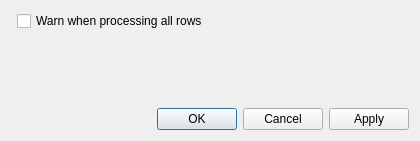
This is Code/Mantid/MantidQt/CustomInterfaces/inc/MantidQtCustomInterfaces/ReflOptionsDialog.ui in mantidproject/mantid as Qt 5 draws it before an edit. The edited form follows.
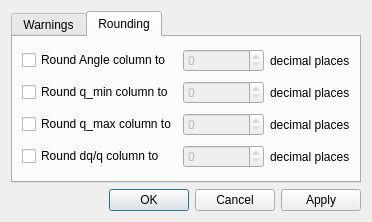
This is the edited form. The open tabs and pages were chosen to show the change.

Commit message:
Refs #10347 Add rounding options
Users may now individually specify what level of rounding is applied to
the angle, qmin, qmax, and resolution columns.

```diff
--- a/Code/Mantid/MantidQt/CustomInterfaces/inc/MantidQtCustomInterfaces/ReflOptionsDialog.ui
+++ b/Code/Mantid/MantidQt/CustomInterfaces/inc/MantidQtCustomInterfaces/ReflOptionsDialog.ui
@@ -6,8 +6,8 @@
    <rect>
     <x>0</x>
     <y>0</y>
-    <width>420</width>
-    <height>141</height>
+    <width>372</width>
+    <height>222</height>
    </rect>
   </property>
   <property name="sizePolicy">
@@ -21,15 +21,116 @@
   </property>
   <layout class="QVBoxLayout" name="verticalLayout">
    <item>
-    <layout class="QFormLayout" name="formLayout">
-     <item row="0" column="1">
-      <widget class="QCheckBox" name="checkWarnProcessAll">
-       <property name="text">
-        <string>Warn when processing all rows</string>
-       </property>
-      </widget>
-     </item>
-    </layout>
+    <widget class="QTabWidget" name="tabWidget">
+     <property name="currentIndex">
+      <number>0</number>
+     </property>
+     <widget class="QWidget" name="tabWarnings">
+      <attribute name="title">
+       <string>Warnings</string>
+      </attribute>
+      <layout class="QFormLayout" name="formLayout">
+       <item row="0" column="0">
+        <widget class="QCheckBox" name="checkWarnProcessAll">
+         <property name="text">
+          <string>Warn when processing all rows</string>
+         </property>
+        </widget>
+       </item>
+      </layout>
+     </widget>
+     <widget class="QWidget" name="tabRounding">
+      <attribute name="title">
+       <string>Rounding</string>
+      </attribute>
+      <layout class="QGridLayout" name="gridLayout">
+       <item row="2" column="0">
+        <widget class="QCheckBox" name="checkRoundQMax">
+         <property name="text">
+          <string>Round q_max column to</string>
+         </property>
+        </widget>
+       </item>
+       <item row="1" column="1">
+        <widget class="QSpinBox" name="spinQMinPrecision">
+         <property name="enabled">
+          <bool>false</bool>
+         </property>
+        </widget>
+       </item>
+       <item row="2" column="1">
+        <widget class="QSpinBox" name="spinQMaxPrecision">
+         <property name="enabled">
+          <bool>false</bool>
+         </property>
+        </widget>
+       </item>
+       <item row="3" column="1">
+        <widget class="QSpinBox" name="spinDQQPrecision">
+         <property name="enabled">
+          <bool>false</bool>
+         </property>
+        </widget>
+       </item>
+       <item row="1" column="0">
+        <widget class="QCheckBox" name="checkRoundQMin">
+         <property name="text">
+          <string>Round q_min column to</string>
+         </property>
+        </widget>
+       </item>
+       <item row="3" column="0">
+        <widget class="QCheckBox" name="checkRoundDQQ">
+         <property name="text">
+          <string>Round dq/q column to</string>
+         </property>
+        </widget>
+       </item>
+       <item row="0" column="0">
+        <widget class="QCheckBox" name="checkRoundAngle">
+         <property name="text">
+          <string>Round Angle column to</string>
+         </property>
+        </widget>
+       </item>
+       <item row="0" column="1">
+        <widget class="QSpinBox" name="spinAnglePrecision">
+         <property name="enabled">
+          <bool>false</bool>
+         </property>
+        </widget>
+       </item>
+       <item row="0" column="2">
+        <widget class="QLabel" name="labelAnglePlaces">
+         <property name="text">
+          <string>decimal places</string>
+         </property>
+        </widget>
+       </item>
+       <item row="1" column="2">
+        <widget class="QLabel" name="labelQMinPlaces">
+         <property name="text">
+          <string>decimal places</string>
+         </property>
+        </widget>
+       </item>
+       <item row="2" column="2">
+        <widget class="QLabel" name="labelQMaxPlaces">
+         <property name="text">
+          <string>decimal places</string>
+         </property>
+        </widget>
+       </item>
+       <item row="3" column="2">
+        <widget class="QLabel" name="labelDQQPlaces">
+         <property name="text">
+          <string>decimal places</string>
+         </property>
+        </widget>
+       </item>
+      </layout>
+     </widget>
+    </widget>
    </item>
    <item>
     <widget class="QDialogButtonBox" name="buttonBox">
```
Left out of the diff: 64 changed lines with no effect on the pictures. The commit also changes 3 other files.
